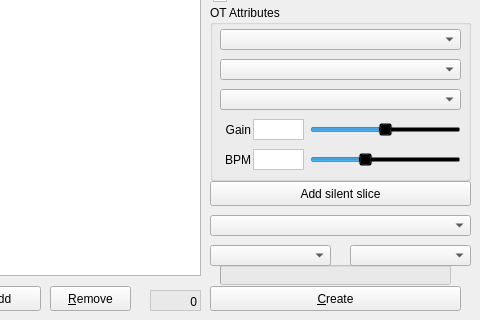
KaiDrange/OctaChainer, file tabgridwidget.ui: the form before one commit; both pictures show x 230 to 710 and y 135 to 455 of the 710 by 455 pixel window.
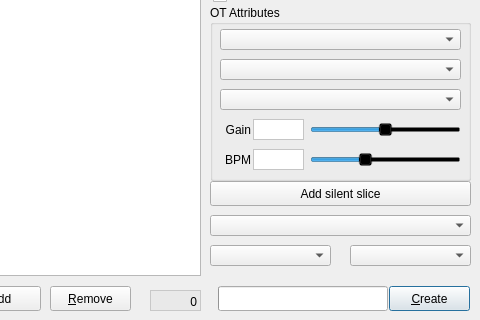
The form after the commit.

Commit message:
Improve Create button layout
The button is now 'active', making it stand out more. It's also smaller
and always in the same place across all tabs.

Patch:
```diff
--- a/tabgridwidget.ui
+++ b/tabgridwidget.ui
@@ -182,21 +182,21 @@
   <widget class="QPushButton" name="btnCreate">
    <property name="geometry">
     <rect>
-     <x>440</x>
+     <x>619</x>
      <y>421</y>
-     <width>251</width>
+     <width>81</width>
      <height>25</height>
     </rect>
    </property>
-   <property name="styleSheet">
-    <string notr="true"/>
-   </property>
    <property name="text">
     <string>&amp;Create</string>
    </property>
    <property name="shortcut">
     <string>Meta+C</string>
    </property>
+   <property name="default">
+    <bool>true</bool>
+   </property>
   </widget>
   <widget class="QGraphicsView" name="graphicsView_2">
    <property name="geometry">
@@ -477,21 +477,21 @@
   <widget class="QProgressBar" name="progressBar">
    <property name="geometry">
     <rect>
-     <x>450</x>
-     <y>400</y>
-     <width>231</width>
-     <height>20</height>
+     <x>448</x>
+     <y>421</y>
+     <width>170</width>
+     <height>25</height>
     </rect>
    </property>
-   <property name="styleSheet">
-    <string notr="true">background-color: rgba(230, 230, 230, 150);</string>
-   </property>
-   <property name="value">
-    <number>0</number>
+   <property name="alignment">
+    <set>Qt::AlignBottom|Qt::AlignLeading|Qt::AlignLeft</set>
    </property>
    <property name="textVisible">
     <bool>false</bool>
    </property>
+   <property name="orientation">
+    <enum>Qt::Horizontal</enum>
+   </property>
   </widget>
   <widget class="QComboBox" name="dropNormalize">
    <property name="geometry">
```
The commit also changes 3 other files.
